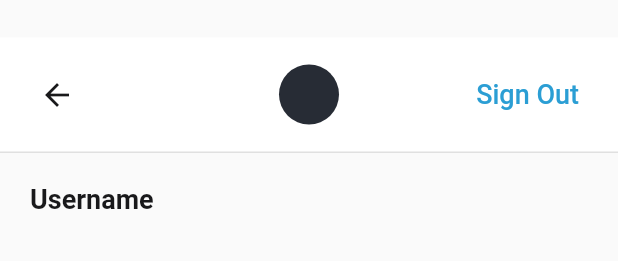
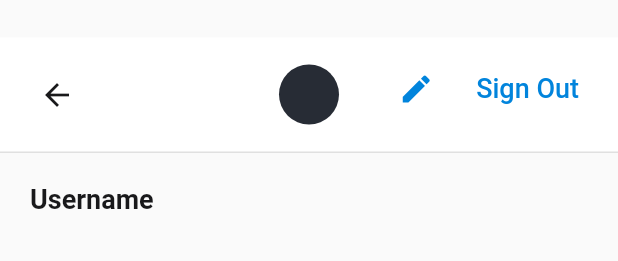
Before and after one commit to qureshi0197/SkypeALike, a Flutter app: the UserDetailsContainer widget shown alone on an empty page, opened directly, on a phone screen of 412 x 824 dp. Shown: the top 261 px of the screen. Run offline on Flutter 3.47's test engine with Material 2 defaults, Android fonts, the phone set to English and light mode, and no system bars; our stand-ins replace cached_network_image, cloud_firestore, email_validator, flutter_local_notifications, fluttertoast, gradient_app_bar and 3 more; missing offline and left inert: emoji_picker; accounts and stored records are empty; network calls fail.

Commit message:
Edit Username Password Screen Added but it is not connected with server

```diff
--- a/lib/page_views/widgets/user_details_container.dart
+++ b/lib/page_views/widgets/user_details_container.dart
@@ -1,6 +1,7 @@
 import 'package:flutter/material.dart';
 import 'package:fluttertoast/fluttertoast.dart';
 import 'package:skypealike/page_views/widgets/user_circle.dart';
+import 'package:skypealike/screens/edit_un_pw_screen.dart';
 import 'package:skypealike/screens/login_page.dart';
 import 'package:skypealike/services/http_service.dart';
 import 'package:skypealike/utils/universal_variables.dart';
@@ -69,13 +70,30 @@ class _UserDetailsContainerState extends State<UserDetailsContainer> {
                       padding: const EdgeInsets.all(8.0),
                       child: Center(child: CircularProgressIndicator()),
                     )
-                  : FlatButton(
-                      onPressed: () => signOut(),
-                      child: Text(
-                        "Sign Out",
-                        style: TextStyle(
-                            color: UniversalVariables.blueColor, fontSize: 18),
-                      ),
+                  : Wrap(
+                      // spacing: 2.0,
+                      children: <Widget>[
+                        IconButton(
+                          onPressed: () => Navigator.push(
+                              context,
+                              MaterialPageRoute(
+                                  builder: (context) =>
+                                      EditUsernamePassword())),
+                          icon: Icon(
+                            Icons.edit,
+                            color: UniversalVariables.gradientColorEnd,
+                          ),
+                        ),
+                        FlatButton(
+                          onPressed: () => signOut(),
+                          child: Text(
+                            "Sign Out",
+                            style: TextStyle(
+                                color: UniversalVariables.gradientColorEnd,
+                                fontSize: 18),
+                          ),
+                        ),
+                      ],
                     )
             ],
           ),
@@ -135,9 +153,7 @@ class UserDetailsBody extends StatelessWidget {
                   Text(
                     "${user.number}",
                     style: TextStyle(
-                        fontSize: 16,
-                        color: UniversalVariables.greyColor
-                        ),
+                        fontSize: 16, color: UniversalVariables.greyColor),
                   ),
                   // IconButton(icon: Icon(Icons.edit), onPressed: null)
                 ],
@@ -154,9 +170,7 @@ class UserDetailsBody extends StatelessWidget {
               Text(
                 user.password,
                 style: TextStyle(
-                    fontSize: 16,
-                    color: UniversalVariables.greyColor
-                    ),
+                    fontSize: 16, color: UniversalVariables.greyColor),
               ),
             ],
           ),
```
Also changed, not shown: lib/screens/edit_un_pw_screen.dart (+183 -0 lines).
